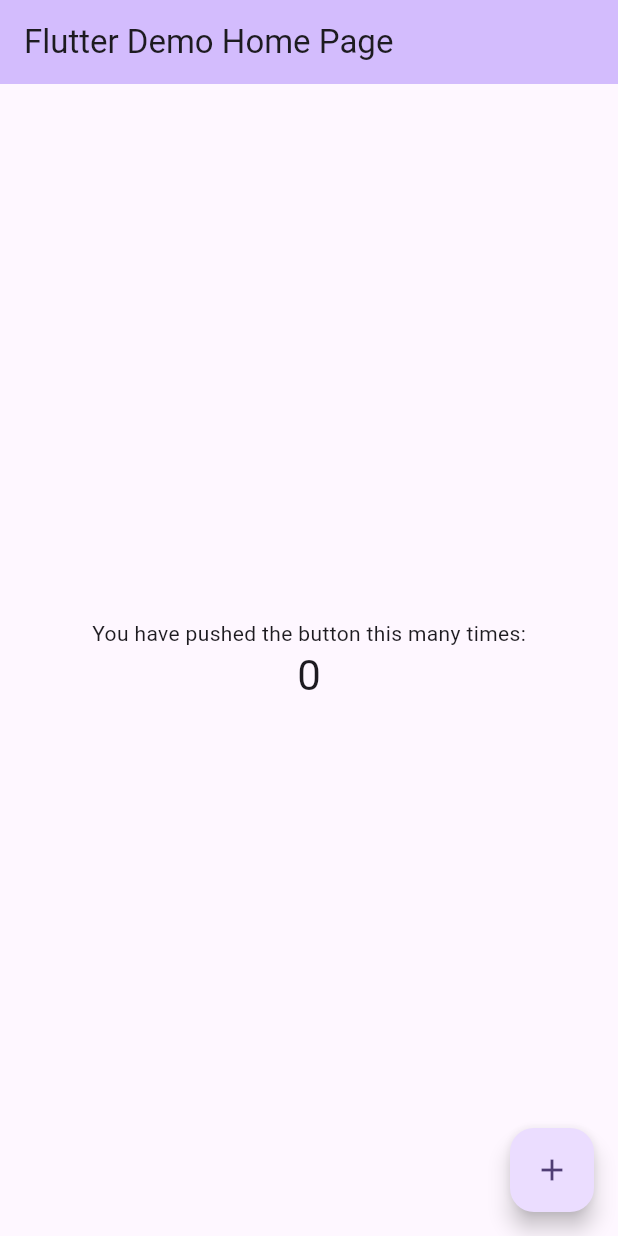
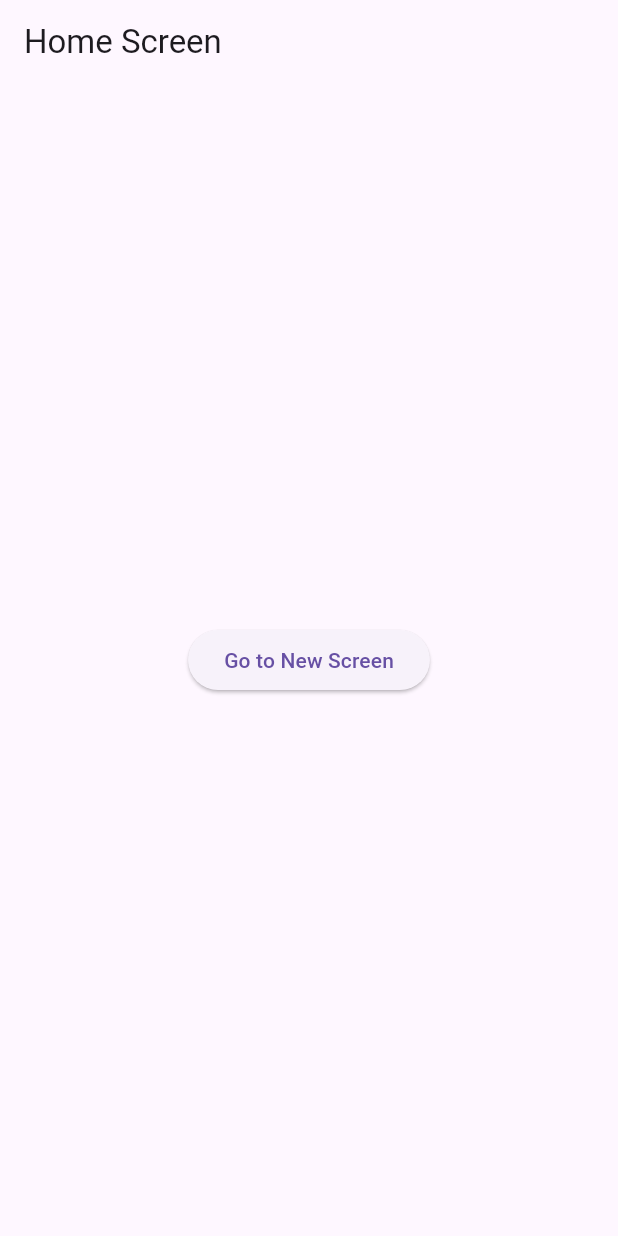
Before and after one commit to mnymkz/Winetopia, a Flutter app: the screen it shows after launch, on a phone screen of 412 x 824 dp. Run offline on Flutter 3.47's test engine with Material 3 defaults, Android fonts, the phone set to English and light mode, and no system bars.

Commit message:
Feat: This commit adds placeholder screens - home screen, wrapper, nfc reader screen Refactor: This commit refactors the folder structure inside lib

```diff
--- a/lib/main.dart
+++ b/lib/main.dart
@@ -1,69 +1,15 @@
 import 'package:flutter/material.dart';
+import 'screens/wrapper.dart';
 
 void main() {
-  runApp(const MyApp());
+  runApp(MyApp());
 }
 
 class MyApp extends StatelessWidget {
-  const MyApp({super.key});
-
   @override
   Widget build(BuildContext context) {
     return MaterialApp(
-      title: 'Flutter Demo',
-      theme: ThemeData(
-        colorScheme: ColorScheme.fromSeed(seedColor: Colors.deepPurple),
-        useMaterial3: true,
-      ),
-      home: const MyHomePage(title: 'Flutter Demo Home Page'),
+      home: Wrapper(),
     );
   }
 }
-
-class MyHomePage extends StatefulWidget {
-  const MyHomePage({super.key, required this.title});
-
-  final String title;
-
-  @override
-  State<MyHomePage> createState() => _MyHomePageState();
-}
-
-class _MyHomePageState extends State<MyHomePage> {
-  int _counter = 0;
-
-  void _incrementCounter() {
-    setState(() {
-      _counter++;
-    });
-  }
-
-  @override
-  Widget build(BuildContext context) {
-    return Scaffold(
-      appBar: AppBar(
-        backgroundColor: Theme.of(context).colorScheme.inversePrimary,
-        title: Text(widget.title),
-      ),
-      body: Center(
-        child: Column(
-          mainAxisAlignment: MainAxisAlignment.center,
-          children: <Widget>[
-            const Text(
-              'You have pushed the button this many times:',
-            ),
-            Text(
-              '$_counter',
-              style: Theme.of(context).textTheme.headlineMedium,
-            ),
-          ],
-        ),
-      ),
-      floatingActionButton: FloatingActionButton(
-        onPressed: _incrementCounter,
-        tooltip: 'Increment',
-        child: const Icon(Icons.add),
-      ), // This trailing comma makes auto-formatting nicer for build methods.
-    );
-  }
-}
--- /dev/null
+++ b/lib/screens/home_test.dart
@@ -0,0 +1,26 @@
+import 'package:flutter/material.dart';
+import 'nfc_reader_screen.dart';
+
+//test homescreen contains placeholder home screen
+class HomeScreen extends StatelessWidget {
+  @override
+  Widget build(BuildContext context) {
+    return Scaffold(
+      appBar: AppBar(
+        title: Text('Home Screen'),
+      ),
+      body: Center(
+        child: ElevatedButton(
+          onPressed: () {
+            // Navigate to the new screen when the button is pressed
+            Navigator.push(
+              context,
+              MaterialPageRoute(builder: (context) => NfcReaderScreen()),
+            );
+          },
+          child: Text('Go to New Screen'),
+        ),
+      ),
+    );
+  }
+}
--- a/lib/screens/wrapper.dart
+++ b/lib/screens/wrapper.dart
@@ -1,15 +1,12 @@
 import 'package:flutter/material.dart';
+import 'home_test.dart'; // Import the home screen
+import 'nfc_reader_screen.dart'; // Import the new screen
 
-class MyWidget extends StatefulWidget {
-  const MyWidget({super.key});
-
-  @override
-  State<MyWidget> createState() => _MyWidgetState();
-}
-
-class _MyWidgetState extends State<MyWidget> {
+//screen wrapper class contains the screens
+class Wrapper extends StatelessWidget {
   @override
   Widget build(BuildContext context) {
-    return const Placeholder();
+    //return homescreen by default
+    return HomeScreen();
   }
 }
```
Also changed, not shown: lib/screens/nfc_reader_screen.dart (added, +17 -0 lines), 2 other files.
